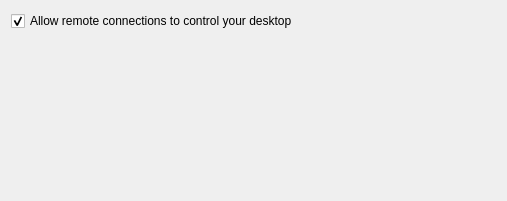
This is krfb/ui/configsecurity.ui in KDE/krfb as Qt 5 draws it before an edit. The edited form follows.
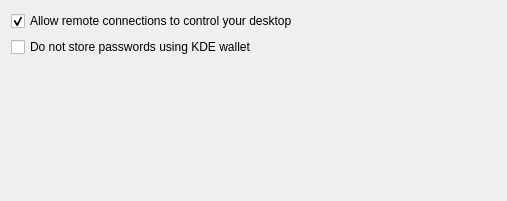
This is the edited form.

Commit message:
Expose option to disable KWallet passwords storage
Summary:
Option "noWallet" was already supported in the code,
but was not visible in the configuration UI. This
option is useful on headless servers where you don't
really have a way to enter password to unlock the wallet.

CHANGELOG: Add an option to store passwords without using KDE Wallet
FIXED-IN: 19.04.0

Test Plan: Enable option, restart krfb, ensure that passwords are now in ~/.config/krfbrc. Disable option, restart krfb, see that passwords are no longer in krfbrc.

Reviewers: #kde_applications, aacid

Diff of the .ui file:
```diff
--- a/krfb/ui/configsecurity.ui
+++ b/krfb/ui/configsecurity.ui
@@ -21,6 +21,13 @@
      </property>
     </widget>
    </item>
+   <item>
+    <widget class="QCheckBox" name="kcfg_noWallet">
+     <property name="text">
+      <string>Do not store passwords using KDE wallet</string>
+     </property>
+    </widget>
+   </item>
    <item>
     <spacer>
      <property name="orientation">
```
The commit also changes 3 other files.
